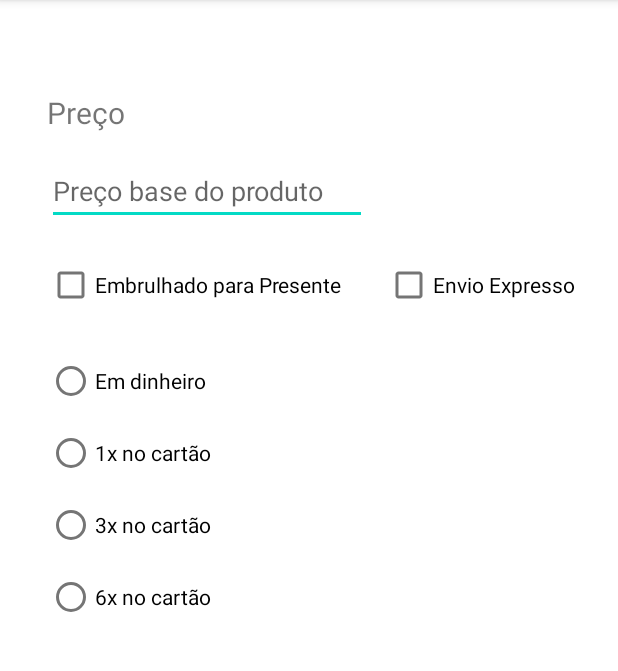
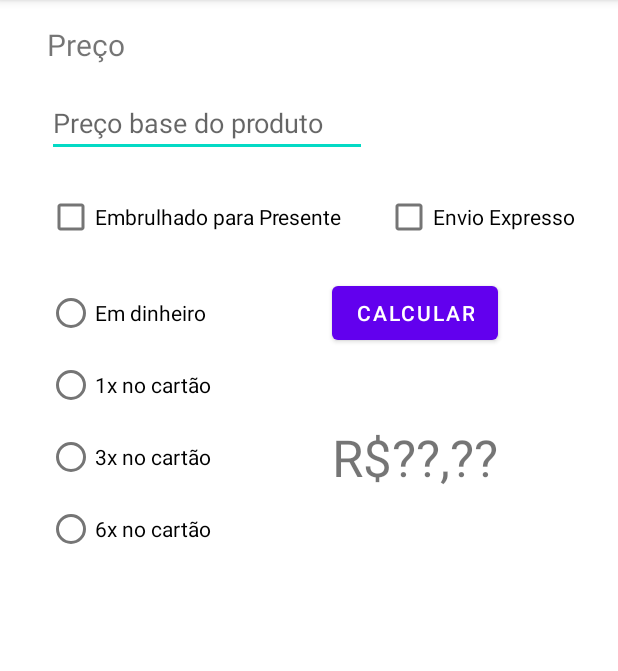
Before and after one commit to Fegsilva95/calculaPreco, an Android app: the screen it shows after launch (MainActivity), on a phone screen of 412 x 824 dp, the part 84-755 px from its top. Run offline under Robolectric (Android 15) with nearby library versions, the phone set to English and light mode, and no system bars.

Commit message:
add initial layout

```diff
--- a/app/src/main/res/layout/activity_main.xml
+++ b/app/src/main/res/layout/activity_main.xml
@@ -21,7 +21,7 @@
         app:layout_constraintLeft_toLeftOf="parent"
         app:layout_constraintRight_toRightOf="parent"
         app:layout_constraintTop_toTopOf="parent"
-        app:layout_constraintVertical_bias="0.064" />
+        app:layout_constraintVertical_bias="0.0" />
 
     <EditText
         android:id="@+id/precoProduto"
@@ -64,28 +64,48 @@
         app:layout_constraintTop_toBottomOf="@+id/checkBox">
 
         <RadioButton
-            android:id="@+id/radioButton2"
+            android:id="@+id/radioButton1"
             android:layout_width="match_parent"
             android:layout_height="wrap_content"
             android:text="Em dinheiro" />
 
         <RadioButton
-            android:id="@+id/radioButton4"
+            android:id="@+id/radioButton2"
             android:layout_width="match_parent"
             android:layout_height="wrap_content"
             android:text="1x no cartão" />
 
         <RadioButton
-            android:id="@+id/radioButton"
+            android:id="@+id/radioButton3"
             android:layout_width="match_parent"
             android:layout_height="wrap_content"
             android:text="3x no cartão" />
 
         <RadioButton
-            android:id="@+id/radioButton3"
+            android:id="@+id/radioButton4"
             android:layout_width="match_parent"
             android:layout_height="wrap_content"
             android:text="6x no cartão" />
     </RadioGroup>
 
+    <Button
+        android:id="@+id/calcular"
+        android:layout_width="wrap_content"
+        android:layout_height="wrap_content"
+        android:text="Calcular"
+        app:layout_constraintEnd_toEndOf="parent"
+        app:layout_constraintStart_toEndOf="@+id/radioGroupPayment"
+        app:layout_constraintTop_toTopOf="@+id/radioGroupPayment" />
+
+    <TextView
+        android:id="@+id/precoFInal"
+        android:layout_width="wrap_content"
+        android:layout_height="wrap_content"
+        android:text="R$??,??"
+        android:textSize="34sp"
+        app:layout_constraintBottom_toBottomOf="@+id/radioGroupPayment"
+        app:layout_constraintEnd_toEndOf="parent"
+        app:layout_constraintStart_toEndOf="@+id/radioGroupPayment"
+        app:layout_constraintTop_toBottomOf="@+id/calcular" />
+
 </androidx.constraintlayout.widget.ConstraintLayout>
```
